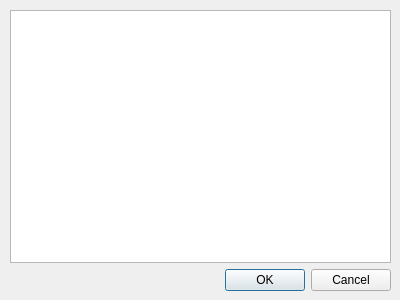
The window that simpleListDialog.ui (ealkenbrecher/ETVManager) describes before a commit, drawn with Qt 5.
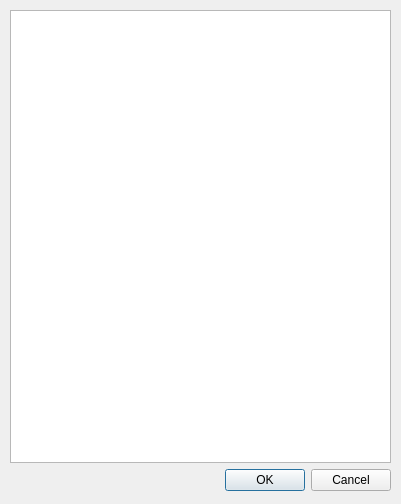
The same window after the commit.

Diff of the .ui file:
```diff
--- a/simpleListDialog.ui
+++ b/simpleListDialog.ui
@@ -6,8 +6,8 @@
    <rect>
     <x>0</x>
     <y>0</y>
-    <width>400</width>
-    <height>300</height>
+    <width>401</width>
+    <height>504</height>
    </rect>
   </property>
   <property name="windowTitle">
@@ -19,7 +19,7 @@
      <x>10</x>
      <y>10</y>
      <width>381</width>
-     <height>281</height>
+     <height>481</height>
     </rect>
    </property>
    <layout class="QGridLayout" name="gridLayout">
```
